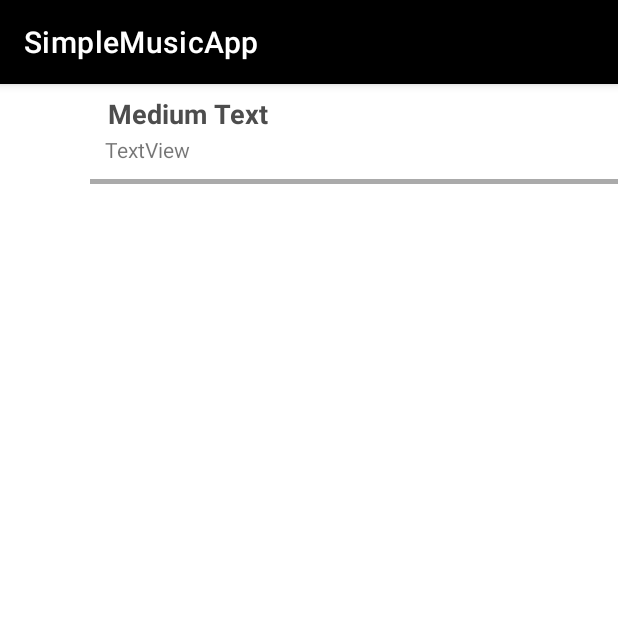
After one commit to MuhammedElsaid/SimpleMusicApp, an Android app: the fragment PlaylistListview shown on its own in the app's theme, on a phone screen of 412 x 824 dp, the top half of it. The commit adds this screen. Run offline under Robolectric (Android 15) with nearby library versions, the phone set to English and light mode, and no system bars.

Commit message:
Fixed some problems with AlbumImageId

```diff
--- a/app/build.gradle
+++ b/app/build.gradle
@@ -7,7 +7,7 @@ android {
 
     defaultConfig {
         applicationId "com.tobi.simplemusicapp"
-        minSdk 28
+        minSdk 29
         targetSdk 32
         versionCode 1
         versionName "1.0"
--- a/app/src/main/AndroidManifest.xml
+++ b/app/src/main/AndroidManifest.xml
@@ -2,6 +2,8 @@
 <manifest xmlns:android="http://schemas.android.com/apk/res/android"
     xmlns:tools="http://schemas.android.com/tools"
     package="com.tobi.simplemusicapp">
+
+    <uses-permission android:name="android.permission.READ_EXTERNAL_STORAGE"/>
 
     <application
         android:allowBackup="true"
--- /dev/null
+++ b/app/src/main/java/com/tobi/simplemusicapp/PlaylistListview.java
@@ -0,0 +1,26 @@
+package com.tobi.simplemusicapp;
+
+import android.os.Bundle;
+
+import androidx.fragment.app.Fragment;
+
+import android.view.LayoutInflater;
+import android.view.View;
+import android.view.ViewGroup;
+
+
+public class PlaylistListview extends Fragment {
+
+
+    public PlaylistListview() {
+        // Required empty public constructor
+    }
+
+
+    @Override
+    public View onCreateView(LayoutInflater inflater, ViewGroup container,
+                             Bundle savedInstanceState) {
+        // Inflate the layout for this fragment
+        return inflater.inflate(R.layout.playlist_listview, container, false);
+    }
+}
--- /dev/null
+++ b/app/src/main/res/layout/playlist_listview.xml
@@ -0,0 +1,44 @@
+<?xml version="1.0" encoding="utf-8"?>
+<LinearLayout xmlns:android="http://schemas.android.com/apk/res/android"
+    xmlns:tools="http://schemas.android.com/tools"
+    android:layout_width="match_parent"
+    android:layout_height="match_parent"
+    tools:context=".PlaylistListview">
+
+    <ImageView
+        android:id="@+id/icon"
+        android:layout_width="60dp"
+        android:layout_height="60dp"
+        android:padding="5dp" />
+
+    <LinearLayout
+        android:layout_width="match_parent"
+        android:layout_height="wrap_content"
+        android:orientation="vertical">
+
+        <TextView
+            android:id="@+id/title"
+            android:layout_width="wrap_content"
+            android:layout_height="wrap_content"
+            android:text="Medium Text"
+            android:textStyle="bold"
+            android:textAppearance="?android:attr/textAppearanceMedium"
+            android:layout_marginLeft="10dp"
+            android:layout_marginTop="5dp"
+            android:padding="2dp"
+            android:textColor="#4d4d4d" />
+        <TextView
+            android:id="@+id/subtitle"
+            android:layout_width="wrap_content"
+            android:layout_height="wrap_content"
+            android:text="TextView"
+            android:layout_marginLeft="10dp"/>
+
+        <View
+            android:layout_marginTop="10dp"
+            android:layout_width="match_parent"
+            android:layout_height="3dp"
+            android:background="@android:color/darker_gray" />
+    </LinearLayout>
+
+</LinearLayout>
```
Also changed, not shown: app/src/main/java/com/tobi/simplemusicapp/MainActivity.java (+13 -1 lines), app/src/main/java/com/tobi/simplemusicapp/SimpleMediaPlayer.java (+44 -14 lines), app/src/main/java/com/tobi/simplemusicapp/Song.java (+34 -10 lines), 58 other files.
